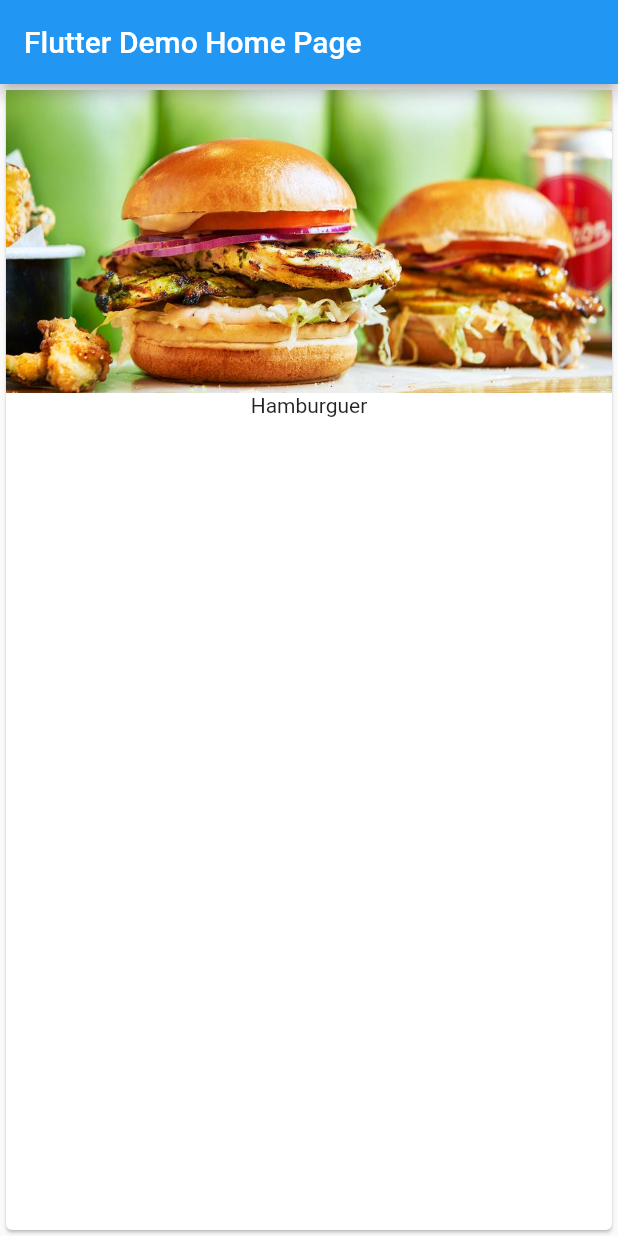
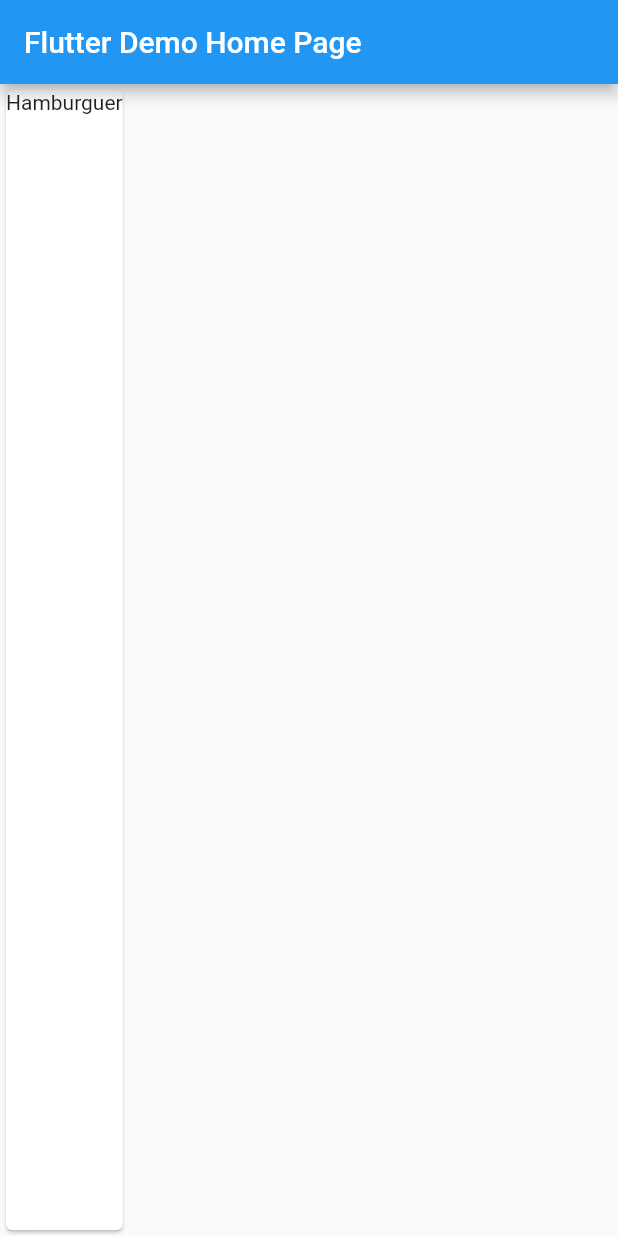
Before and after one commit to luizmotta01/cdma12, a Flutter app: the screen it shows after launch, on a phone screen of 412 x 824 dp. Run offline on Flutter 3.47's test engine with Material 2 defaults, Android fonts, the phone set to English and light mode, and no system bars.

```diff
--- a/lib/main.dart
+++ b/lib/main.dart
@@ -35,7 +35,7 @@ class _MyHomePageState extends State<MyHomePage> {
         body: Card(
             child: Column(
           children: <Widget>[
-            Image.asset('assets/burger.jpg'),
+            // Image.asset('assets/burger.jpg'),
             Text('Hamburguer')
           ],
         )));
```
Also changed, not shown: pubspec.yaml (+8 -6 lines), assets/burger.jpg (deleted), assets/earth.jpg (added), assets/jupiter.jpg (added), assets/mars.jpg (added), assets/mercury.jpg (added), assets/neptune.jpg (added), assets/saturn.jpg (added), assets/uranus.jpg (added), assets/venus.jpg (added), 1 other file.
